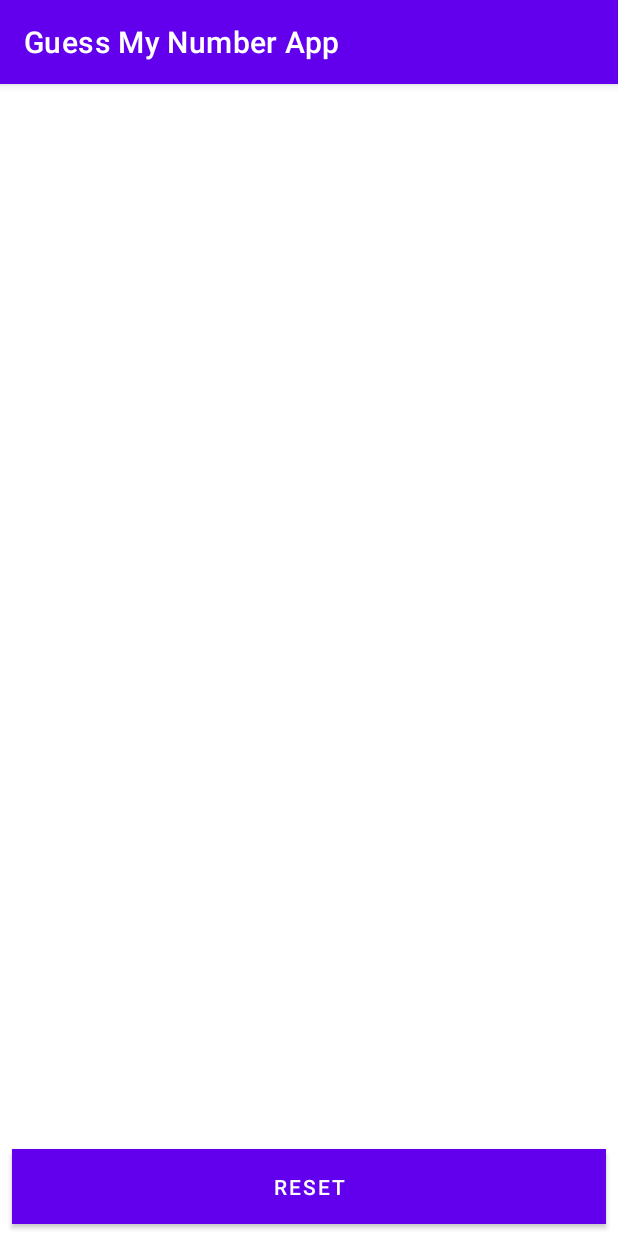
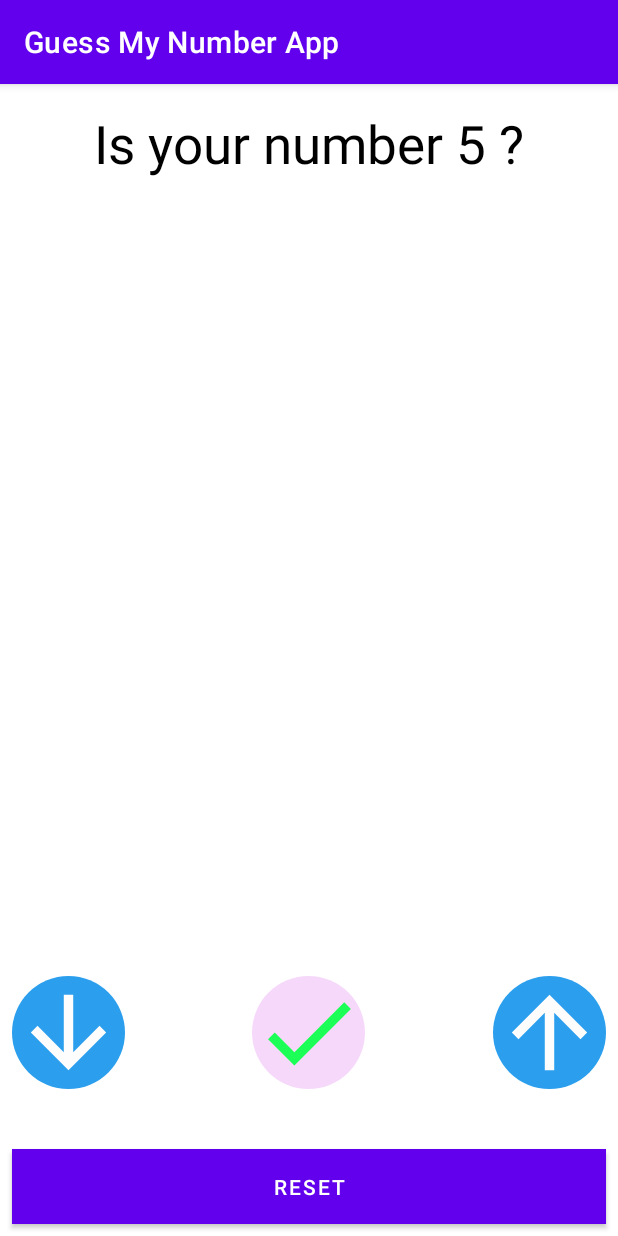
Before and after one commit to enchufaocoding/Guess-My-Number-App, an Android app: the screen it shows after launch (MainActivity), on a phone screen of 412 x 824 dp. Run offline under Robolectric (Android 15) with nearby library versions, the phone set to English and light mode, and no system bars.

Commit message:
Major Change and algoritm
Create Drawables And Background
Use the Placeholder text
add new library
Create the algorit for the UI

```diff
--- a/app/build.gradle
+++ b/app/build.gradle
@@ -15,6 +15,7 @@ android {
         versionName "1.0"
 
         testInstrumentationRunner "androidx.test.runner.AndroidJUnitRunner"
+        vectorDrawables.useSupportLibrary = true
     }
 
     buildTypes {
--- /dev/null
+++ b/app/src/main/res/drawable/background_circle_blue.xml
@@ -0,0 +1,7 @@
+<?xml version="1.0" encoding="utf-8"?>
+<shape android:shape="oval" xmlns:android="http://schemas.android.com/apk/res/android">
+
+    <solid android:color="@color/colorBlue"/>
+    <size android:width="75dp" android:height="75dp"/>
+
+</shape>
--- /dev/null
+++ b/app/src/main/res/drawable/background_circle_pink.xml
@@ -0,0 +1,8 @@
+<?xml version="1.0" encoding="utf-8"?>
+<shape android:shape="oval" xmlns:android="http://schemas.android.com/apk/res/android">
+
+    <solid android:color="@color/colorPink"/>
+    <size android:height="75dp" android:width="75dp" />
+
+
+</shape>
--- /dev/null
+++ b/app/src/main/res/drawable/ic_arrow_downward.xml
@@ -0,0 +1,5 @@
+<vector android:height="75dp" android:tint="#FDFDFE"
+    android:viewportHeight="24" android:viewportWidth="24"
+    android:width="75dp" xmlns:android="http://schemas.android.com/apk/res/android">
+    <path android:fillColor="@android:color/white" android:pathData="M20,12l-1.41,-1.41L13,16.17V4h-2v12.17l-5.58,-5.59L4,12l8,8 8,-8z"/>
+</vector>
--- /dev/null
+++ b/app/src/main/res/drawable/ic_arrow_upward.xml
@@ -0,0 +1,5 @@
+<vector android:height="75dp" android:tint="#FDFDFE"
+    android:viewportHeight="24" android:viewportWidth="24"
+    android:width="75dp" xmlns:android="http://schemas.android.com/apk/res/android">
+    <path android:fillColor="@android:color/white" android:pathData="M4,12l1.41,1.41L11,7.83V20h2V7.83l5.58,5.59L20,12l-8,-8 -8,8z"/>
+</vector>
--- /dev/null
+++ b/app/src/main/res/drawable/ic_check.xml
@@ -0,0 +1,5 @@
+<vector android:height="24dp" android:tint="#1CFF56"
+    android:viewportHeight="24" android:viewportWidth="24"
+    android:width="24dp" xmlns:android="http://schemas.android.com/apk/res/android">
+    <path android:fillColor="@android:color/white" android:pathData="M9,16.17L4.83,12l-1.42,1.41L9,19 21,7l-1.41,-1.41z"/>
+</vector>
--- a/app/src/main/res/layout/activity_main.xml
+++ b/app/src/main/res/layout/activity_main.xml
@@ -3,8 +3,8 @@
     xmlns:tools="http://schemas.android.com/tools"
     android:layout_width="match_parent"
     android:layout_height="match_parent"
+    xmlns:app="http://schemas.android.com/apk/res-auto"
     tools:context=".MainActivity">
-
 
     <TextView
         android:id="@+id/question_text_view"
@@ -29,10 +29,56 @@
         android:visibility="invisible"
         />
 
+    <RelativeLayout
+        android:layout_width="match_parent"
+        android:layout_height="wrap_content"
+        android:layout_above="@+id/reset_button"
+        android:layout_marginStart="@dimen/margin_eight"
+        android:layout_marginLeft="@dimen/margin_eight"
+        android:layout_marginEnd="@dimen/margin_eight"
+        android:layout_marginRight="@dimen/margin_eight"
+        android:layout_marginBottom="@dimen/margin_thirty_two">
+
+        <ImageView
+            android:layout_width="wrap_content"
+            android:layout_height="wrap_content"
+            android:layout_alignParentStart="true"
+            android:layout_alignParentLeft="true"
+            android:onClick="clickDownwardArrow"
+            app:srcCompat="@drawable/ic_arrow_downward"
+            android:background="@drawable/background_circle_blue"
+            android:contentDescription="@string/str_arrow_down_desc" />
+
+        <ImageView
+            android:layout_width="wrap_content"
+            android:layout_height="wrap_content"
+            android:layout_centerHorizontal="true"
+            android:onClick="clickSuccess"
+            app:srcCompat="@drawable/ic_check"
+            android:background="@drawable/background_circle_pink"
+            android:contentDescription="@string/str_success_desc" />
+
+
+        <ImageView
+            android:layout_width="wrap_content"
+            android:layout_height="wrap_content"
+            android:layout_alignParentRight="true"
+            android:onClick="clickUpwardArrow"
+            app:srcCompat="@drawable/ic_arrow_upward"
+            android:background="@drawable/background_circle_blue"
+            android:contentDescription="@string/str_arrow_up_desc"
+            android:layout_alignParentEnd="true" />
+
+    </RelativeLayout>
+
+
+
     <Button
+        android:id="@+id/reset_button"
         android:layout_width="match_parent"
         android:layout_height="50dp"
         android:layout_alignParentBottom="true"
+        android:onClick="clickResetButton"
         android:layout_margin="@dimen/margin_eight"
         android:background="@color/colorPurple"
         android:text="@string/str_reset"
--- a/app/src/main/res/values/colors.xml
+++ b/app/src/main/res/values/colors.xml
@@ -9,4 +9,7 @@
     <color name="white">#FFFFFFFF</color>
     <color name="colorGreen">#4CAF50</color>
     <color name="colorPurple">#e198eb</color>
+    <color name="colorBlue">#2b9fed</color>
+    <color name="colorPink">#f6d9fa</color>
+
 </resources>
--- a/app/src/main/res/values/dimens.xml
+++ b/app/src/main/res/values/dimens.xml
@@ -3,4 +3,5 @@
     <dimen name="text_size_35">35sp</dimen>
     <dimen name="margin_size_sixteen">16dp</dimen>
     <dimen name="margin_eight">8dp</dimen>
+    <dimen name="margin_thirty_two">32dp</dimen>
 </resources>
--- a/app/src/main/res/values/strings.xml
+++ b/app/src/main/res/values/strings.xml
@@ -1,4 +1,9 @@
 <resources>
     <string name="app_name">Guess My Number App</string>
     <string name="str_reset">reset</string>
+    <string name="str_arrow_down_desc">press arrow down</string>
+    <string name="str_arrow_up_desc">press arrow up</string>
+    <string name="str_success_desc">app has guessed the number</string>
+    <string name="str_question">Is your number %d ? </string>
+    <string name="str_success">Your Number Is %d</string>
 </resources>
```
Also changed, not shown: app/src/main/java/com/enchufaocoding/guessmynumberapp/MainActivity.kt (+91 -0 lines).
